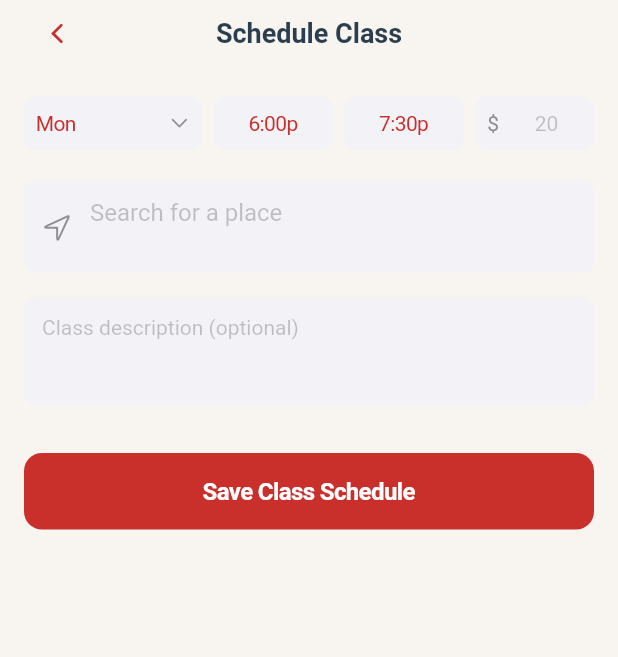
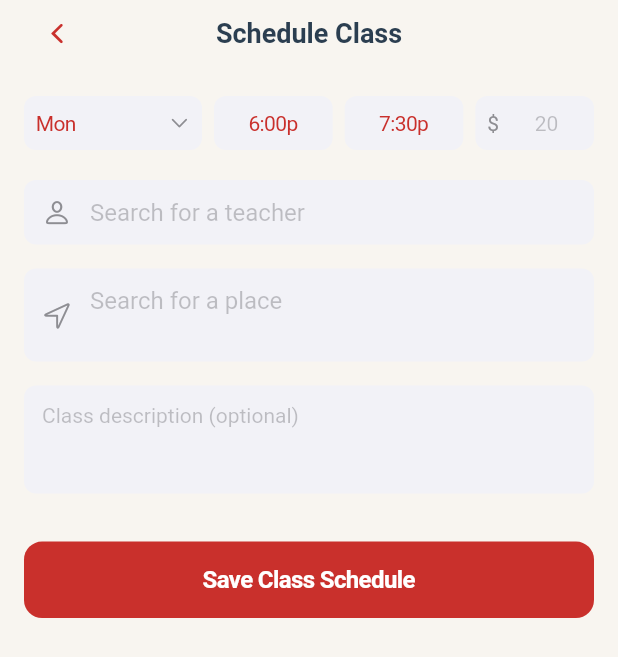
Before and after one commit to TempleOfNayra/roda, a Flutter app: the ScheduleTemplatesPage screen opened directly with empty values, on a phone screen of 412 x 824 dp. Shown: the top 657 px of the screen. Run offline on Flutter 3.47's test engine with Material 3 defaults, Android fonts, the phone set to English and light mode, and no system bars; our stand-ins replace app_links, cached_network_image, equatable, flutter_riverpod, flutter_slidable, geolocator and 4 more; missing offline and left inert: google_places_sdk; accounts and stored records are empty.

Commit message:
adding teacher name to create schedule page

```diff
--- a/lib/features/teacher/presentation/pages/schedule_templates_page.dart
+++ b/lib/features/teacher/presentation/pages/schedule_templates_page.dart
@@ -2,6 +2,7 @@ import 'package:flutter/cupertino.dart';
 import 'package:flutter_riverpod/flutter_riverpod.dart';
 import 'package:roda/features/auth/providers/auth_provider.dart';
 import 'package:roda/features/teacher/presentation/widgets/google_places_address_field.dart';
+import 'package:roda/features/teacher/presentation/widgets/teacher_search_field.dart';
 import 'package:roda/data/core/supabase_client.dart';
 import 'package:roda/core/utils/logger.dart';
 import 'package:roda/features/groups/providers/schedule_providers.dart';
@@ -27,6 +28,8 @@ class _ScheduleTemplatesPageState extends ConsumerState<ScheduleTemplatesPage> {
   final _locationController = TextEditingController();
   final _priceController = TextEditingController();
   final _descriptionController = TextEditingController();
+  final _teacherController = TextEditingController();
+  String _selectedTeacherId = '';
   int _selectedDay = 1; // Monday (1-6 for Mon-Sat, 0 for Sunday)
   DateTime _startTime = DateTime(2024, 1, 1, 18, 0);
   DateTime _endTime = DateTime(2024, 1, 1, 19, 30);
@@ -39,9 +42,20 @@ class _ScheduleTemplatesPageState extends ConsumerState<ScheduleTemplatesPage> {
     super.initState();
     if (widget.scheduleToEdit != null) {
       _loadScheduleData();
-    } else if (widget.groupLocationAddress != null && widget.groupLocationAddress!.isNotEmpty) {
-      // Prefill location with group's address for new schedules
-      _locationController.text = widget.groupLocationAddress!;
+    } else {
+      // For new schedules
+      if (widget.groupLocationAddress != null && widget.groupLocationAddress!.isNotEmpty) {
+        // Prefill location with group's address
+        _locationController.text = widget.groupLocationAddress!;
+      }
+      // Default teacher to current user
+      final currentUser = ref.read(currentUserProvider).value;
+      if (currentUser != null) {
+        _selectedTeacherId = currentUser.id;
+        _teacherController.text = currentUser.capoeiraName.isNotEmpty
+            ? currentUser.capoeiraName
+            : currentUser.fullName;
+      }
     }
   }
 
@@ -50,6 +64,10 @@ class _ScheduleTemplatesPageState extends ConsumerState<ScheduleTemplatesPage> {
     _selectedDay = schedule['day_of_week'] ?? 1;
     _locationController.text = schedule['location_name'] ?? '';
     _descriptionController.text = schedule['description'] ?? '';
+
+    // Load teacher info
+    _selectedTeacherId = schedule['teacher_id'] ?? '';
+    _teacherController.text = schedule['name'] ?? '';
 
     if (schedule['price'] != null) {
       _priceController.text = schedule['price'].toString();
@@ -77,6 +95,7 @@ class _ScheduleTemplatesPageState extends ConsumerState<ScheduleTemplatesPage> {
     _locationController.dispose();
     _priceController.dispose();
     _descriptionController.dispose();
+    _teacherController.dispose();
     super.dispose();
   }
 
@@ -214,6 +233,20 @@ class _ScheduleTemplatesPageState extends ConsumerState<ScheduleTemplatesPage> {
                       ),
                     ),
                   ],
+                ),
+
+                const SizedBox(height: 16),
+
+                // Teacher Selection Field
+                TeacherSearchField(
+                  controller: _teacherController,
+                  initialTeacherId: _selectedTeacherId,
+                  initialTeacherName: _teacherController.text,
+                  onTeacherSelected: (teacherId, teacherName) {
+                    setState(() {
+                      _selectedTeacherId = teacherId;
+                    });
+                  },
                 ),
 
                 const SizedBox(height: 16),
@@ -427,8 +460,8 @@ class _ScheduleTemplatesPageState extends ConsumerState<ScheduleTemplatesPage> {
 
       // Prepare schedule data
       final scheduleData = {
-        'teacher_id': user.id,
-        'name': user.capoeiraName.isNotEmpty ? user.capoeiraName : user.fullName,
+        'teacher_id': _selectedTeacherId.isNotEmpty ? _selectedTeacherId : user.id,
+        'name': _teacherController.text.isNotEmpty ? _teacherController.text : (user.capoeiraName.isNotEmpty ? user.capoeiraName : user.fullName),
         'group_id': widget.groupId,  // Use the group ID from the group page
         'event_type': 'class', // For now just classes, not rodas
         'recurrence_type': 'weekly',
--- /dev/null
+++ b/lib/features/teacher/presentation/widgets/teacher_search_field.dart
@@ -0,0 +1,268 @@
+import 'package:flutter/cupertino.dart';
+import 'package:flutter_riverpod/flutter_riverpod.dart';
+import 'package:roda/data/core/supabase_client.dart';
+import 'package:roda/core/theme/roda_colors.dart';
+import 'package:roda/core/utils/logger.dart';
+
+class TeacherSearchField extends ConsumerStatefulWidget {
+  final TextEditingController controller;
+  final String? initialTeacherId;
+  final String? initialTeacherName;
+  final Function(String teacherId, String teacherName) onTeacherSelected;
+
+  const TeacherSearchField({
+    super.key,
+    required this.controller,
+    this.initialTeacherId,
+    this.initialTeacherName,
+    required this.onTeacherSelected,
+  });
+
+  @override
+  ConsumerState<TeacherSearchField> createState() => _TeacherSearchFieldState();
+}
+
+class _TeacherSearchFieldState extends ConsumerState<TeacherSearchField> {
+  bool _isSearching = false;
+  List<TeacherSuggestion> _suggestions = [];
+  bool _showSuggestions = false;
+  final FocusNode _focusNode = FocusNode();
+  String? _selectedTeacherId;
+
+  @override
+  void initState() {
+    super.initState();
+
+    // Set initial values
+    if (widget.initialTeacherName != null) {
+      widget.controller.text = widget.initialTeacherName!;
+      _selectedTeacherId = widget.initialTeacherId;
+    }
+
+    widget.controller.addListener(_onTextChanged);
+    _focusNode.addListener(() {
+      if (!_focusNode.hasFocus) {
+        setState(() => _showSuggestions = false);
+      }
+    });
+  }
+
+  @override
+  void dispose() {
+    widget.controller.removeListener(_onTextChanged);
+    _focusNode.dispose();
+    super.dispose();
+  }
+
+  void _onTextChanged() {
+    // Only search if the text has actually changed from what we set
+    if (widget.controller.text.length > 1) {
+      _searchTeachers(widget.controller.text);
+    } else {
+      setState(() {
+        _suggestions = [];
+        _showSuggestions = false;
+      });
+    }
+  }
+
+  Future<void> _searchTeachers(String query) async {
+    if (query.isEmpty || query.length < 2) return;
+
+    setState(() => _isSearching = true);
+
+    try {
+      final supabase = ref.read(supabaseClientProvider);
+
+      // Search for teachers by capoeira name or full name
+      final response = await supabase
+          .from('users')
+          .select('id, full_name, capoeira_name, group_id, groups!inner(name)')
+          .eq('role', 'teacher')
+          .or('capoeira_name.ilike.%$query%,full_name.ilike.%$query%')
+          .limit(10);
+
+      setState(() {
+        _isSearching = false;
+        _suggestions = (response as List).map((teacher) {
+          final groupName = teacher['groups']?['name'] as String?;
+          return TeacherSuggestion(
+            id: teacher['id'] as String,
+            capoeiraName: teacher['capoeira_name'] as String? ?? '',
+            fullName: teacher['full_name'] as String,
+            groupName: groupName ?? 'No Group',
+          );
+        }).toList();
+        _showSuggestions = _suggestions.isNotEmpty;
+      });
+    } catch (e) {
+      Logger.error('Failed to search teachers', e);
+      setState(() {
+        _isSearching = false;
+        _suggestions = [];
+        _showSuggestions = false;
+      });
+    }
+  }
+
+  @override
+  Widget build(BuildContext context) {
+    return Column(
+      crossAxisAlignment: CrossAxisAlignment.start,
+      children: [
+        CupertinoTextField(
+          controller: widget.controller,
+          focusNode: _focusNode,
+          placeholder: 'Search for a teacher',
+          padding: const EdgeInsets.all(12),
+          decoration: BoxDecoration(
+            color: RodaColors.systemGrey6,
+            borderRadius: BorderRadius.circular(8),
+          ),
+          prefix: const Padding(
+            padding: EdgeInsets.only(left: 12),
+            child: Icon(
+              CupertinoIcons.person,
+              color: RodaColors.systemGrey,
+              size: 20,
+            ),
+          ),
+          suffix: _isSearching
+              ? const Padding(
+                  padding: EdgeInsets.all(8),
+                  child: CupertinoActivityIndicator(radius: 10),
+                )
+              : widget.controller.text.isNotEmpty
+                  ? CupertinoButton(
+                      padding: EdgeInsets.zero,
+                      child: const Icon(
+                        CupertinoIcons.clear_circled_solid,
+                        color: RodaColors.systemGrey,
+                        size: 20,
+                      ),
+                      onPressed: () {
+                        widget.controller.clear();
+                        _selectedTeacherId = null;
+                        widget.onTeacherSelected('', '');
+                      },
+                    )
+                  : null,
+          onTap: () {
+            if (widget.controller.text.isNotEmpty) {
+              setState(() => _showSuggestions = true);
+              _searchTeachers(widget.controller.text);
+            }
+          },
+        ),
+        if (_showSuggestions && _suggestions.isNotEmpty)
+          Container(
+            margin: const EdgeInsets.only(top: 4),
+            constraints: const BoxConstraints(maxHeight: 200),
+            decoration: BoxDecoration(
+              color: RodaColors.systemBackground,
+              borderRadius: BorderRadius.circular(8),
+              border: Border.all(
+                color: RodaColors.separator,
+                width: 0.5,
+              ),
+              boxShadow: [
+                BoxShadow(
+                  color: RodaColors.black.withValues(alpha: 0.1),
+                  blurRadius: 4,
+                  offset: const Offset(0, 2),
+                ),
+              ],
+            ),
+            child: ListView.builder(
+              shrinkWrap: true,
+              itemCount: _suggestions.length,
+              itemBuilder: (context, index) {
+                final teacher = _suggestions[index];
+                final displayName = teacher.capoeiraName.isNotEmpty
+                    ? teacher.capoeiraName
+                    : teacher.fullName;
+
+                return CupertinoButton(
+                  padding: EdgeInsets.zero,
+                  onPressed: () {
+                    widget.controller.text = displayName;
+                    _selectedTeacherId = teacher.id;
+                    widget.onTeacherSelected(teacher.id, displayName);
+                    setState(() => _showSuggestions = false);
+                    _focusNode.unfocus();
+                  },
+                  child: Container(
+                    padding: const EdgeInsets.symmetric(horizontal: 12, vertical: 10),
+                    decoration: BoxDecoration(
+                      border: index != _suggestions.length - 1
+                          ? const Border(
+                              bottom: BorderSide(
+                                color: RodaColors.separator,
+                                width: 0.5,
+                              ),
+                            )
+                          : null,
+                    ),
+                    child: Row(
+                      children: [
+                        const Icon(
+                          CupertinoIcons.person_solid,
+                          color: RodaColors.primary,
+                          size: 20,
+                        ),
+                        const SizedBox(width: 12),
+                        Expanded(
+                          child: Column(
+                            crossAxisAlignment: CrossAxisAlignment.start,
+                            children: [
+                              Text(
+                                displayName,
+                                style: const TextStyle(
+                                  fontSize: 14,
+                                  color: RodaColors.textPrimary,
+                                  fontWeight: FontWeight.w500,
+                                ),
+                              ),
+                              if (teacher.capoeiraName.isNotEmpty && displayName != teacher.fullName)
+                                Text(
+                                  teacher.fullName,
+                                  style: const TextStyle(
+                                    fontSize: 12,
+                                    color: RodaColors.textSecondary,
+                                  ),
+                                ),
+                              Text(
+                                teacher.groupName,
+                                style: const TextStyle(
+                                  fontSize: 11,
+                                  color: RodaColors.textHint,
+                                ),
+                              ),
+                            ],
+                          ),
+                        ),
+                      ],
+                    ),
+                  ),
+                );
+              },
+            ),
+          ),
+      ],
+    );
+  }
+}
+
+class TeacherSuggestion {
+  final String id;
+  final String capoeiraName;
+  final String fullName;
+  final String groupName;
+
+  TeacherSuggestion({
+    required this.id,
+    required this.capoeiraName,
+    required this.fullName,
+    required this.groupName,
+  });
+}
```
